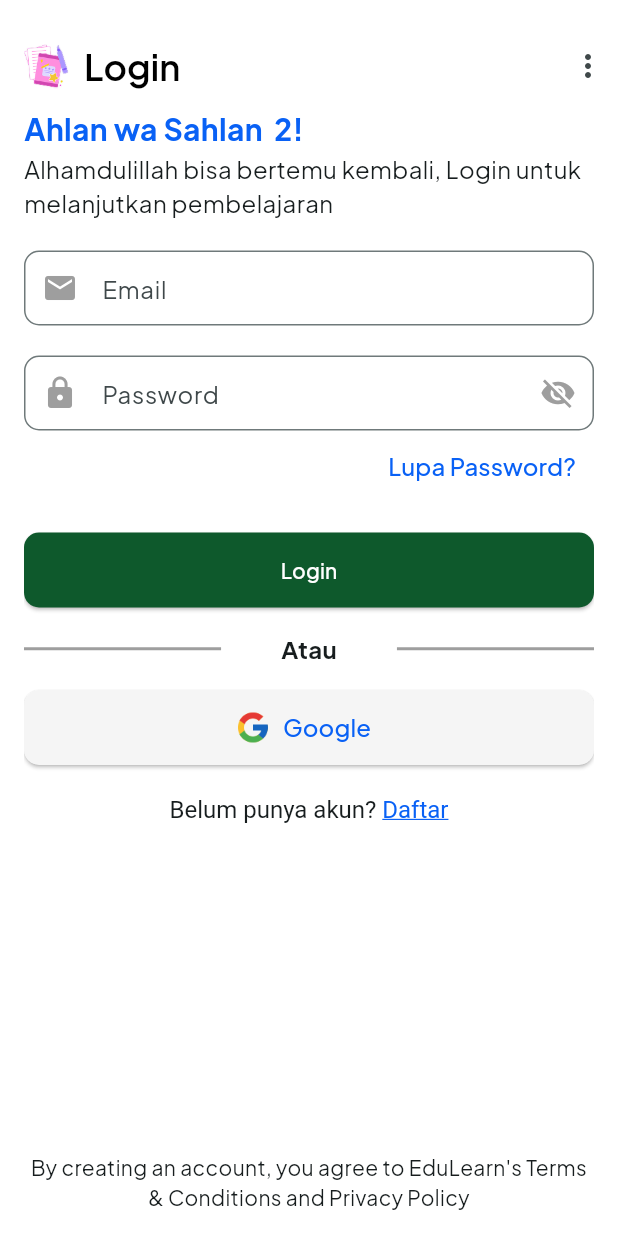
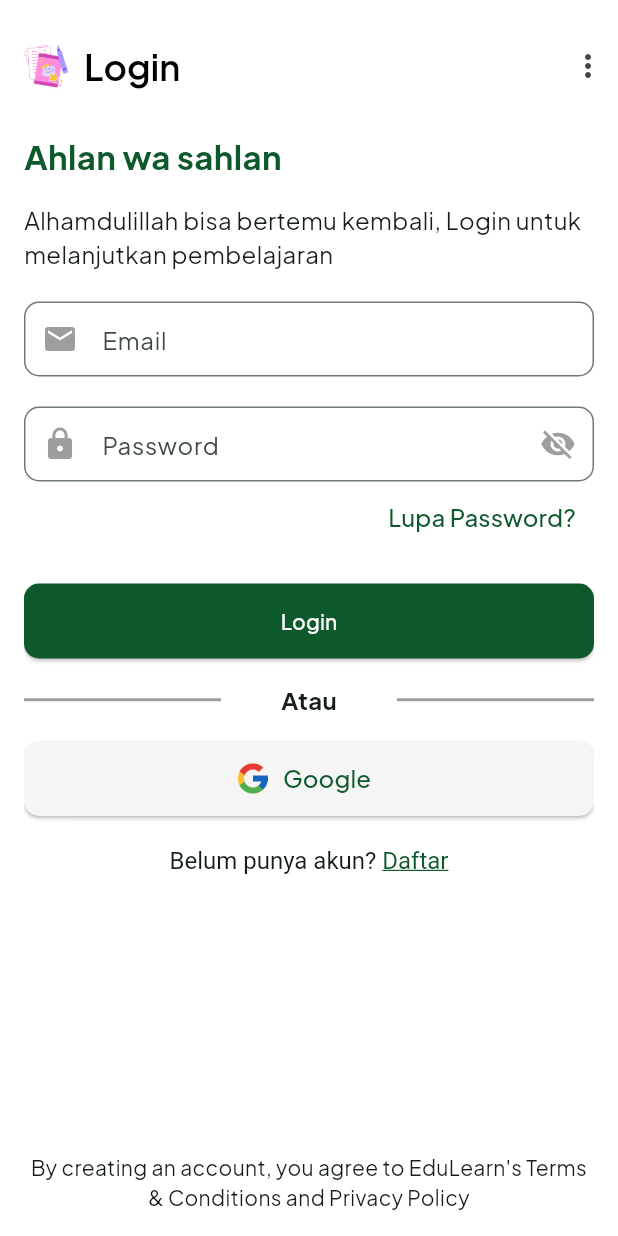
Before and after one commit to muhammadrizkisetyanto217/flutter-ppkd, a Flutter app: the LoginPage screen opened by its route, on a phone screen of 412 x 824 dp. Run offline on Flutter 3.47's test engine with Material 3 defaults, Android fonts, the phone set to English and light mode, and no system bars; our stand-ins replace go_router.

Commit message:
update flutter 3.29

```diff
--- a/lib/project/home/homepage/setup_homepage.dart
+++ b/lib/project/home/homepage/setup_homepage.dart
@@ -1,5 +1,4 @@
 import 'package:flutter/material.dart';
-import 'package:flutter_ppkd/project/home/homepage/home_page.dart';
 import 'package:flutter_ppkd/project/home/homepage/learn_page.dart';
 import 'package:flutter_ppkd/project/home/homepage/search_page.dart';
 
--- a/lib/project/home/login-register/login_page.dart
+++ b/lib/project/home/login-register/login_page.dart
@@ -34,13 +34,14 @@ class _LoginPageState extends State<LoginPage> {
       body: Column(
         crossAxisAlignment: CrossAxisAlignment.start,
         children: [
-          Text(
-            "Ahlan wa Sahlan  2!",
-            style: TextStyle(
-              fontSize: 20,
-              fontWeight: FontWeight.bold,
-              color: Color(0xFF0961F5),
-            ),
+          const SizedBox(
+            height: 16,
+          ),
+          Text22(
+            name: "Ahlan wa sahlan",
+          ),
+          const SizedBox(
+            height: 16,
           ),
           Text(
             "Alhamdulillah bisa bertemu kembali, Login untuk melanjutkan pembelajaran",
@@ -78,7 +79,7 @@ class _LoginPageState extends State<LoginPage> {
               child: Text(
                 'Lupa Password?',
                 style: TextStyle(
-                  color: Color(0xFF0961F5),
+                  color: Color(0xff0E592C),
                   fontSize: 16,
                 ),
               ),
@@ -129,7 +130,7 @@ class _LoginPageState extends State<LoginPage> {
               style: ElevatedButton.styleFrom(
                 backgroundColor:
                     Color.fromARGB(255, 245, 245, 245), // Warna tombol
-                foregroundColor: Color(0xFF0961F5), // Warna teks
+                foregroundColor: Color(0xff0E592C), // Warna teks
                 shape: RoundedRectangleBorder(
                   borderRadius:
                       BorderRadius.circular(10), // Border radius tombol
@@ -164,7 +165,7 @@ class _LoginPageState extends State<LoginPage> {
                     style: TextStyle(
                       fontSize: 16,
 
-                      color: Color(0xFF0961F5), // Warna biru sesuai permintaan
+                      color: Color(0xff0E592C), // Warna biru sesuai permintaan
                       decoration: TextDecoration.underline, // Garis bawah
                     ),
                     recognizer: TapGestureRecognizer()
@@ -188,6 +189,24 @@ class _LoginPageState extends State<LoginPage> {
             ),
           )
         ],
+      ),
+    );
+  }
+}
+
+class Text22 extends StatelessWidget {
+  const Text22({super.key, required this.name});
+
+  final String name;
+
+  @override
+  Widget build(BuildContext context) {
+    return Text(
+      name,
+      style: TextStyle(
+        fontSize: 22,
+        fontWeight: FontWeight.bold,
+        color: Color(0xff0E592C),
       ),
     );
   }
```
Also changed, not shown: lib/main.dart (+9 -10 lines), lib/page/profile.dart (deleted, +0 -102 lines), lib/project/component/main/fontsize.dart (added, +97 -0 lines), lib/project/home/login-register/welcome.dart (+2 -10 lines), pubspec.lock, 126 other files.
